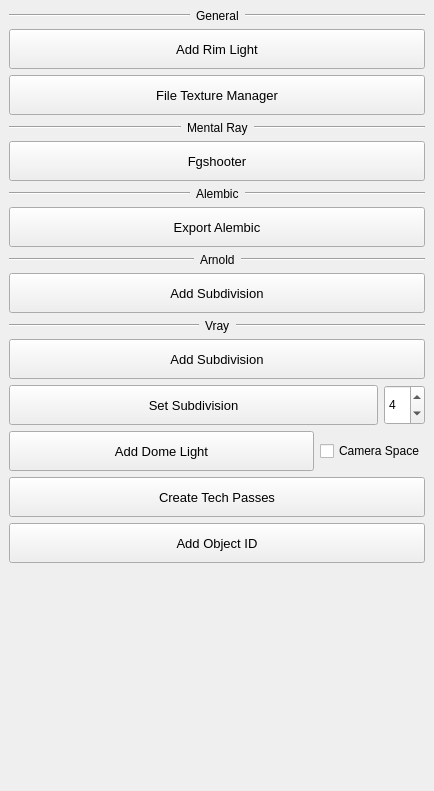
This is Maya/lighting/resources/dialog.ui in bumpybox/Tapp as Qt 5 draws it before an edit. The edited form follows.
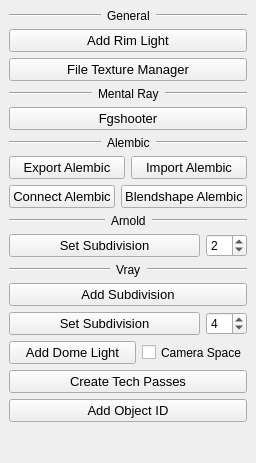
This is the edited form.

Commit message: alembic buttons, arnold subdivision

The edit to the form file:
```diff
--- a/Maya/lighting/resources/dialog.ui
+++ b/Maya/lighting/resources/dialog.ui
@@ -6,8 +6,8 @@
    <rect>
     <x>0</x>
     <y>0</y>
-    <width>434</width>
-    <height>791</height>
+    <width>251</width>
+    <height>463</height>
    </rect>
   </property>
   <property name="windowTitle">
@@ -66,7 +66,7 @@
       <property name="minimumSize">
        <size>
         <width>0</width>
-        <height>40</height>
+        <height>0</height>
        </size>
       </property>
       <property name="font">
@@ -92,7 +92,7 @@
       <property name="minimumSize">
        <size>
         <width>0</width>
-        <height>40</height>
+        <height>0</height>
        </size>
       </property>
       <property name="font">
@@ -158,7 +158,7 @@
       <property name="minimumSize">
        <size>
         <width>0</width>
-        <height>40</height>
+        <height>0</height>
        </size>
       </property>
       <property name="font">
@@ -214,6 +214,8 @@
      </layout>
     </item>
     <item>
+     <layout class="QHBoxLayout" name="horizontalLayout_4">
+      <item>
      <widget class="QPushButton" name="exportAlembic_pushButton">
       <property name="sizePolicy">
        <sizepolicy hsizetype="Expanding" vsizetype="Preferred">
@@ -224,7 +226,7 @@
       <property name="minimumSize">
        <size>
         <width>0</width>
-        <height>40</height>
+          <height>0</height>
        </size>
       </property>
       <property name="font">
@@ -240,6 +242,90 @@
      </widget>
     </item>
     <item>
+       <widget class="QPushButton" name="importAlembic_pushButton">
+        <property name="sizePolicy">
+         <sizepolicy hsizetype="Expanding" vsizetype="Preferred">
+          <horstretch>0</horstretch>
+          <verstretch>0</verstretch>
+         </sizepolicy>
+        </property>
+        <property name="minimumSize">
+         <size>
+          <width>0</width>
+          <height>0</height>
+         </size>
+        </property>
+        <property name="font">
+         <font>
+          <pointsize>10</pointsize>
+          <weight>50</weight>
+          <bold>false</bold>
+         </font>
+        </property>
+        <property name="text">
+         <string>Import Alembic</string>
+        </property>
+       </widget>
+      </item>
+     </layout>
+    </item>
+    <item>
+     <layout class="QHBoxLayout" name="horizontalLayout_10">
+      <item>
+       <widget class="QPushButton" name="connectAlembic_pushButton">
+        <property name="sizePolicy">
+         <sizepolicy hsizetype="Expanding" vsizetype="Preferred">
+          <horstretch>0</horstretch>
+          <verstretch>0</verstretch>
+         </sizepolicy>
+        </property>
+        <property name="minimumSize">
+         <size>
+          <width>0</width>
+          <height>0</height>
+         </size>
+        </property>
+        <property name="font">
+         <font>
+          <pointsize>10</pointsize>
+          <weight>50</weight>
+          <bold>false</bold>
+         </font>
+        </property>
+        <property name="text">
+         <string>Connect Alembic</string>
+        </property>
+       </widget>
+      </item>
+      <item>
+       <widget class="QPushButton" name="blendshapeAlembic_pushButton">
+        <property name="sizePolicy">
+         <sizepolicy hsizetype="Expanding" vsizetype="Preferred">
+          <horstretch>0</horstretch>
+          <verstretch>0</verstretch>
+         </sizepolicy>
+        </property>
+        <property name="minimumSize">
+         <size>
+          <width>0</width>
+          <height>0</height>
+         </size>
+        </property>
+        <property name="font">
+         <font>
+          <pointsize>10</pointsize>
+          <weight>50</weight>
+          <bold>false</bold>
+         </font>
+        </property>
+        <property name="text">
+         <string>Blendshape Alembic</string>
+        </property>
+       </widget>
+      </item>
+     </layout>
+    </item>
+    <item>
      <layout class="QHBoxLayout" name="horizontalLayout_8">
       <item>
        <widget class="Line" name="line_7">
@@ -280,7 +366,9 @@
      </layout>
     </item>
     <item>
-     <widget class="QPushButton" name="arnold_addSubdivision_pushButton">
+     <layout class="QHBoxLayout" name="horizontalLayout_3">
+      <item>
+       <widget class="QPushButton" name="arnoldSubdivision_pushButton">
       <property name="sizePolicy">
        <sizepolicy hsizetype="Expanding" vsizetype="Preferred">
         <horstretch>0</horstretch>
@@ -290,7 +378,7 @@
       <property name="minimumSize">
        <size>
         <width>0</width>
-        <height>40</height>
+          <height>0</height>
        </size>
       </property>
       <property name="font">
@@ -301,9 +389,24 @@
        </font>
       </property>
       <property name="text">
-       <string>Add Subdivision</string>
-      </property>
-     </widget>
+         <string>Set Subdivision</string>
+        </property>
+       </widget>
+      </item>
+      <item>
+       <widget class="QSpinBox" name="arnoldSubdivision_spinBox">
+        <property name="sizePolicy">
+         <sizepolicy hsizetype="Minimum" vsizetype="Preferred">
+          <horstretch>0</horstretch>
+          <verstretch>0</verstretch>
+         </sizepolicy>
+        </property>
+        <property name="value">
+         <number>2</number>
+        </property>
+       </widget>
+      </item>
+     </layout>
     </item>
     <item>
      <layout class="QHBoxLayout" name="horizontalLayout_7">
@@ -356,7 +459,7 @@
       <property name="minimumSize">
        <size>
         <width>0</width>
-        <height>40</height>
+        <height>0</height>
        </size>
       </property>
       <property name="font">
@@ -384,7 +487,7 @@
         <property name="minimumSize">
          <size>
           <width>0</width>
-          <height>40</height>
+          <height>0</height>
          </size>
         </property>
         <property name="font">
@@ -427,7 +530,7 @@
         <property name="minimumSize">
          <size>
           <width>0</width>
-          <height>40</height>
+          <height>0</height>
          </size>
         </property>
         <property name="font">
@@ -468,7 +571,7 @@
       <property name="minimumSize">
        <size>
         <width>0</width>
-        <height>40</height>
+        <height>0</height>
        </size>
       </property>
       <property name="font">
@@ -494,7 +597,7 @@
       <property name="minimumSize">
        <size>
         <width>0</width>
-        <height>40</height>
+        <height>0</height>
        </size>
       </property>
       <property name="font">
```
Lines whose indentation alone changed are shown as unchanged. The commit also changes 6 other files.
